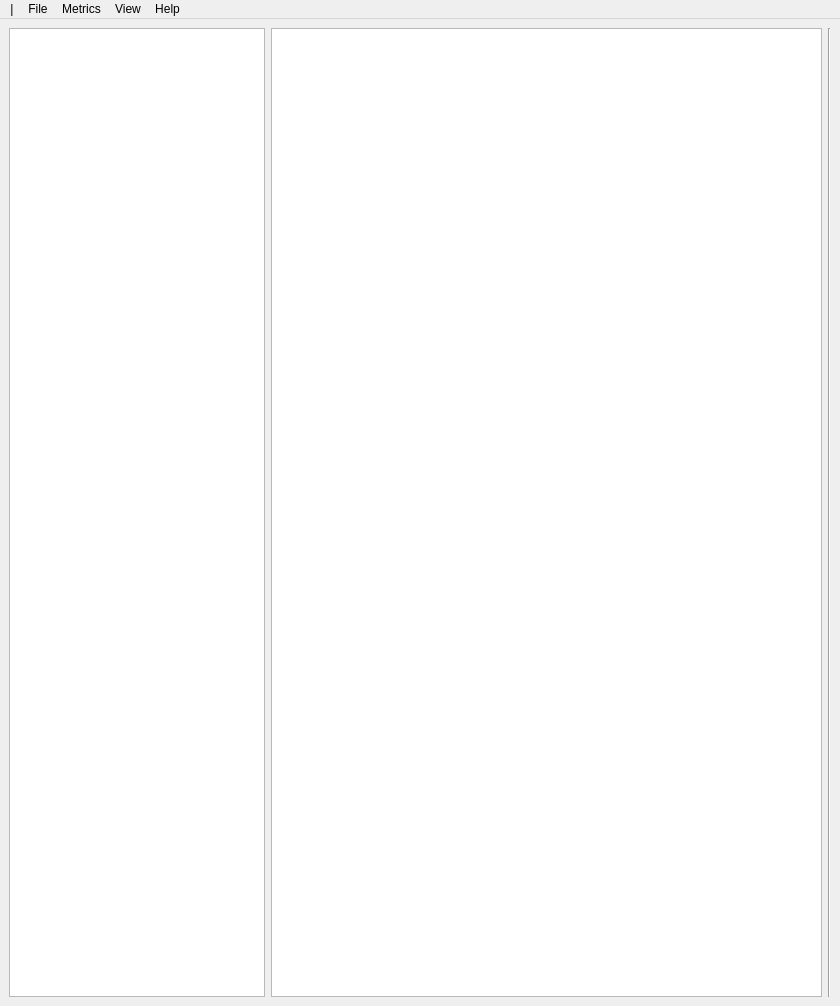
Before: the Qt Designer form app/mainwindow.ui in ntnmrndn/termproject, drawn with Qt 5.
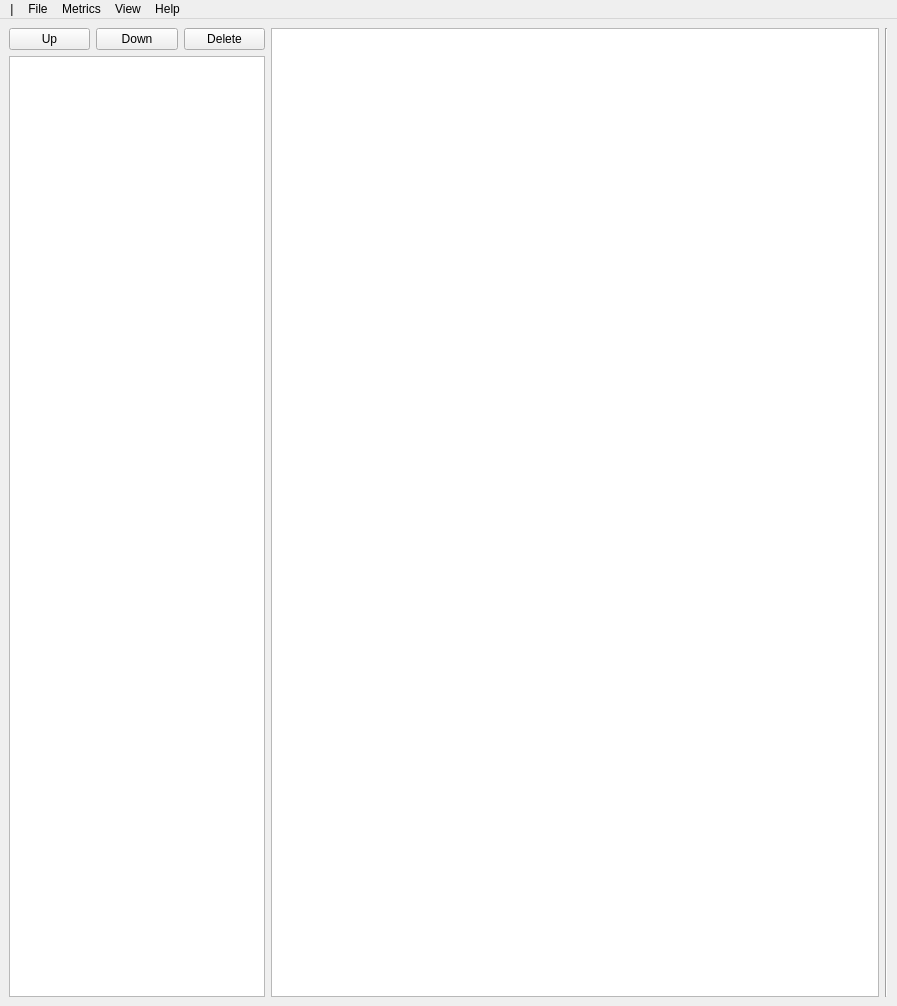
After: the same form once the commit is applied.

Commit message: ajout de boutons

```diff
--- a/app/mainwindow.ui
+++ b/app/mainwindow.ui
@@ -6,7 +6,7 @@
    <rect>
     <x>0</x>
     <y>0</y>
-    <width>840</width>
+    <width>897</width>
     <height>1006</height>
    </rect>
   </property>
@@ -24,6 +24,33 @@
     <item>
      <layout class="QHBoxLayout" name="horizontalLayout_2">
       <item>
+       <layout class="QVBoxLayout" name="verticalLayout">
+        <item>
+         <layout class="QHBoxLayout" name="horizontalLayout_3">
+          <item>
+           <widget class="QPushButton" name="pushButton">
+            <property name="text">
+             <string>Up</string>
+            </property>
+           </widget>
+          </item>
+          <item>
+           <widget class="QPushButton" name="pushButton_2">
+            <property name="text">
+             <string>Down</string>
+            </property>
+           </widget>
+          </item>
+          <item>
+           <widget class="QPushButton" name="pushButton_3">
+            <property name="text">
+             <string>Delete</string>
+            </property>
+           </widget>
+          </item>
+         </layout>
+        </item>
+        <item>
        <widget class="QListWidget" name="listWidget">
         <property name="sizePolicy">
          <sizepolicy hsizetype="Maximum" vsizetype="Expanding">
@@ -39,6 +66,8 @@
         </property>
        </widget>
       </item>
+       </layout>
+      </item>
       <item>
        <widget class="QTableWidget" name="tableWidget"/>
       </item>
@@ -58,7 +87,7 @@
     <rect>
      <x>0</x>
      <y>0</y>
-     <width>840</width>
+     <width>897</width>
      <height>22</height>
     </rect>
    </property>
```
Lines whose indentation alone changed are shown as unchanged.
